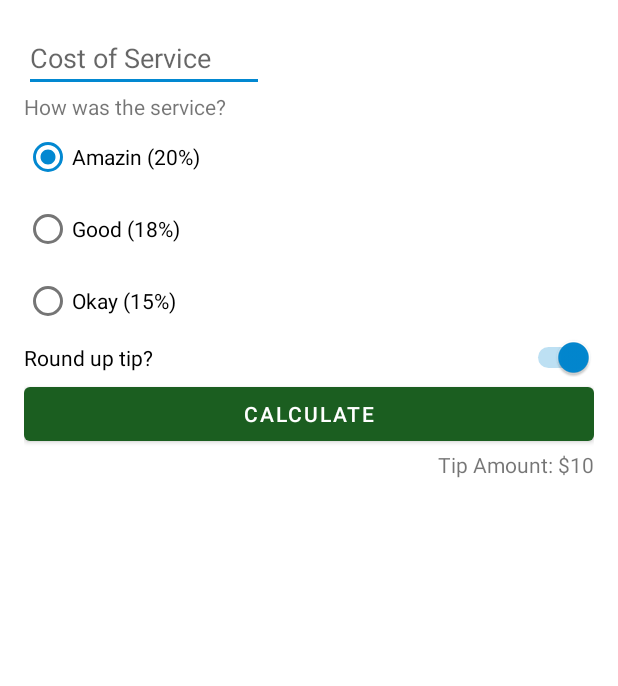
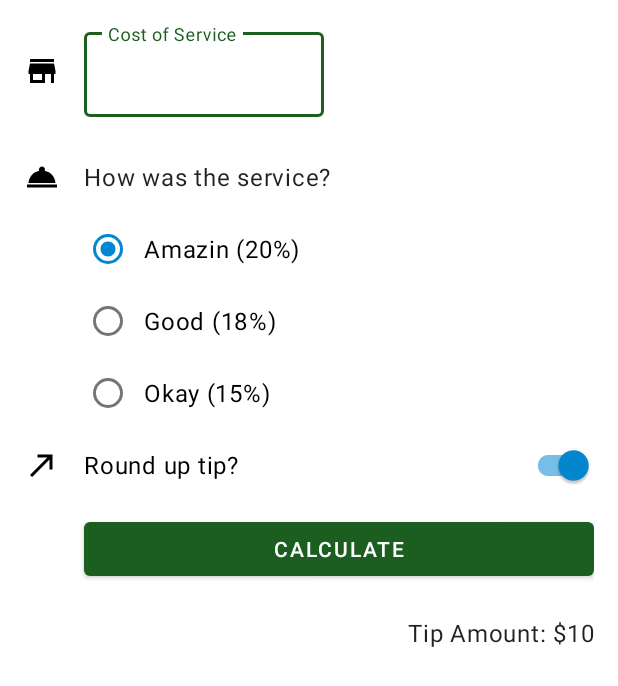
Before and after one commit to Gil-Campos/Android-Basics-in-Kotlin, an Android app: the layout activity_main.xml on its own in the app's theme, with its tools: preview values and no code run, on a phone screen of 412 x 824 dp. Shown: the top 686 px of the screen. Run offline under Robolectric (Android 15) with nearby library versions, the phone set to English and light mode, and no system bars.

Commit message:
Added new style for the components to optimize and doing good coding practices and addind material design components

```diff
--- a/Unit-2/Tip-Time/app/build.gradle
+++ b/Unit-2/Tip-Time/app/build.gradle
@@ -15,6 +15,8 @@ android {
         versionName "1.0"
 
         testInstrumentationRunner "androidx.test.runner.AndroidJUnitRunner"
+
+        vectorDrawables.useSupportLibrary = true
     }
 
     buildTypes {
@@ -36,7 +38,6 @@ android {
 }
 
 dependencies {
-
     implementation 'androidx.core:core-ktx:1.7.0'
     implementation 'androidx.appcompat:appcompat:1.5.1'
     implementation 'com.google.android.material:material:1.7.0'
--- a/Unit-2/Tip-Time/app/src/main/java/com/gilcampos/tiptime/MainActivity.kt
+++ b/Unit-2/Tip-Time/app/src/main/java/com/gilcampos/tiptime/MainActivity.kt
@@ -23,7 +23,7 @@ class MainActivity : AppCompatActivity() {
     }
 
     private fun calculateTip() {
-        val stringInTextField = binding.costOfService.text.toString()
+        val stringInTextField = binding.costOfServiceEditText.text.toString()
         val cost = stringInTextField.toDoubleOrNull()
 
         if (cost == null || cost == 0.0) {
--- /dev/null
+++ b/Unit-2/Tip-Time/app/src/main/res/drawable/ic_round_up.xml
@@ -0,0 +1,5 @@
+<vector android:autoMirrored="true" android:height="24dp"
+    android:tint="#000000" android:viewportHeight="24"
+    android:viewportWidth="24" android:width="24dp" xmlns:android="http://schemas.android.com/apk/res/android">
+    <path android:fillColor="@android:color/white" android:pathData="M9,5v2h6.59L4,18.59 5.41,20 17,8.41V15h2V5z"/>
+</vector>
--- /dev/null
+++ b/Unit-2/Tip-Time/app/src/main/res/drawable/ic_service.xml
@@ -0,0 +1,5 @@
+<vector android:height="24dp" android:tint="#000000"
+    android:viewportHeight="24" android:viewportWidth="24"
+    android:width="24dp" xmlns:android="http://schemas.android.com/apk/res/android">
+    <path android:fillColor="@android:color/white" android:pathData="M2,17h20v2L2,19zM13.84,7.79c0.1,-0.24 0.16,-0.51 0.16,-0.79 0,-1.1 -0.9,-2 -2,-2s-2,0.9 -2,2c0,0.28 0.06,0.55 0.16,0.79C6.25,8.6 3.27,11.93 3,16h18c-0.27,-4.07 -3.25,-7.4 -7.16,-8.21z"/>
+</vector>
--- /dev/null
+++ b/Unit-2/Tip-Time/app/src/main/res/drawable/ic_store.xml
@@ -0,0 +1,5 @@
+<vector android:height="24dp" android:tint="#000000"
+    android:viewportHeight="24" android:viewportWidth="24"
+    android:width="24dp" xmlns:android="http://schemas.android.com/apk/res/android">
+    <path android:fillColor="@android:color/white" android:pathData="M20,4L4,4v2h16L20,4zM21,14v-2l-1,-5L4,7l-1,5v2h1v6h10v-6h4v6h2v-6h1zM12,18L6,18v-4h6v4z"/>
+</vector>
--- a/Unit-2/Tip-Time/app/src/main/res/layout/activity_main.xml
+++ b/Unit-2/Tip-Time/app/src/main/res/layout/activity_main.xml
@@ -7,22 +7,51 @@
     android:padding="16dp"
     tools:context=".MainActivity">
 
-    <EditText
+    <ImageView
+        android:id="@+id/icon_cost_of_service"
+        android:layout_width="wrap_content"
+        android:layout_height="wrap_content"
+        android:importantForAccessibility="no"
+        app:layout_constraintBottom_toBottomOf="@id/cost_of_service"
+        app:layout_constraintStart_toStartOf="parent"
+        app:layout_constraintTop_toTopOf="@id/cost_of_service"
+        app:srcCompat="@drawable/ic_store" />
+
+    <com.google.android.material.textfield.TextInputLayout
         android:id="@+id/cost_of_service"
         android:layout_width="160dp"
         android:layout_height="wrap_content"
+        android:layout_marginStart="16dp"
         android:hint="@string/cost_of_service"
-        android:importantForAutofill="no"
-        android:inputType="numberDecimal"
+        app:layout_constraintStart_toEndOf="@id/icon_cost_of_service"
+        app:layout_constraintTop_toTopOf="parent">
+
+        <com.google.android.material.textfield.TextInputEditText
+            android:id="@+id/cost_of_service_edit_text"
+            android:layout_width="match_parent"
+            android:layout_height="wrap_content"
+            android:inputType="numberDecimal" />
+
+    </com.google.android.material.textfield.TextInputLayout>
+
+    <ImageView
+        android:id="@+id/icon_service_question"
+        android:layout_width="wrap_content"
+        android:layout_height="wrap_content"
+        android:importantForAccessibility="no"
+        app:layout_constraintBottom_toBottomOf="@id/service_question"
         app:layout_constraintStart_toStartOf="parent"
-        app:layout_constraintTop_toTopOf="parent" />
+        app:layout_constraintTop_toTopOf="@id/service_question"
+        app:srcCompat="@drawable/ic_service" />
 
     <TextView
         android:id="@+id/service_question"
+        style="@style/Widget.TipTime.TextView"
         android:layout_width="wrap_content"
         android:layout_height="wrap_content"
+        android:layout_marginTop="16dp"
         android:text="@string/how_was_the_service"
-        app:layout_constraintStart_toStartOf="parent"
+        app:layout_constraintStart_toStartOf="@id/cost_of_service"
         app:layout_constraintTop_toBottomOf="@id/cost_of_service" />
 
     <RadioGroup
@@ -31,14 +60,15 @@
         android:layout_height="wrap_content"
         android:checkedButton="@id/option_twenty_percent"
         android:orientation="vertical"
-        app:layout_constraintStart_toStartOf="parent"
+        app:layout_constraintStart_toStartOf="@id/service_question"
         app:layout_constraintTop_toBottomOf="@id/service_question">
 
         <RadioButton
             android:id="@+id/option_twenty_percent"
             android:layout_width="wrap_content"
             android:layout_height="wrap_content"
-            android:text="@string/amazin_service" />
+            android:text="@string/amazin_service"
+            tools:ignore="TextContrastCheck" />
 
         <RadioButton
             android:id="@+id/option_eighteen_percent"
@@ -54,29 +84,43 @@
 
     </RadioGroup>
 
-    <Switch
+    <ImageView
+        android:id="@+id/icon_round_up"
+        android:layout_width="wrap_content"
+        android:layout_height="wrap_content"
+        android:importantForAccessibility="no"
+        app:layout_constraintBottom_toBottomOf="@id/round_up_switch"
+        app:layout_constraintStart_toStartOf="parent"
+        app:layout_constraintTop_toTopOf="@id/round_up_switch"
+        app:srcCompat="@drawable/ic_round_up" />
+
+    <com.google.android.material.switchmaterial.SwitchMaterial
         android:id="@+id/round_up_switch"
         android:layout_width="0dp"
         android:layout_height="wrap_content"
+        android:layout_marginStart="16dp"
         android:checked="true"
         android:text="@string/round_up_tip"
         app:layout_constraintEnd_toEndOf="parent"
-        app:layout_constraintStart_toStartOf="@id/tip_options"
+        app:layout_constraintStart_toEndOf="@id/icon_round_up"
         app:layout_constraintTop_toBottomOf="@id/tip_options" />
 
     <Button
         android:id="@+id/calculate_button"
         android:layout_width="0dp"
         android:layout_height="wrap_content"
+        android:layout_marginTop="8dp"
         android:text="@string/calculate"
         app:layout_constraintEnd_toEndOf="parent"
-        app:layout_constraintStart_toStartOf="parent"
+        app:layout_constraintStart_toStartOf="@id/round_up_switch"
         app:layout_constraintTop_toBottomOf="@id/round_up_switch" />
 
     <TextView
         android:id="@+id/tip_result"
+        style="@style/Widget.TipTime.TextView"
         android:layout_width="wrap_content"
         android:layout_height="wrap_content"
+        android:layout_marginTop="8dp"
         android:text="@string/tip_amount"
         app:layout_constraintEnd_toEndOf="parent"
         app:layout_constraintTop_toBottomOf="@id/calculate_button"
--- a/Unit-2/Tip-Time/app/src/main/res/values-night/themes.xml
+++ b/Unit-2/Tip-Time/app/src/main/res/values-night/themes.xml
@@ -12,5 +12,13 @@
         <!-- Status bar color. -->
         <item name="android:statusBarColor" tools:targetApi="21">?attr/colorPrimaryVariant</item>
         <!-- Customize your theme here. -->
+
+        <!-- Text input fields -->
+        <item name="textInputStyle">@style/Widget.MaterialComponents.TextInputLayout.OutlinedBox
+        </item>
+        <!-- For radio buttons -->
+        <item name="radioButtonStyle">@style/Widget.TipTime.CompoundButton.RadioButton</item>
+        <!-- For switches -->
+        <item name="switchStyle">@style/Widget.TipTime.CompoundButton.Switch</item>
     </style>
 </resources>
--- /dev/null
+++ b/Unit-2/Tip-Time/app/src/main/res/values/dimens.xml
@@ -0,0 +1,4 @@
+<?xml version="1.0" encoding="utf-8"?>
+<resources>
+    <dimen name="min_text_height">48dp</dimen>
+</resources>
--- /dev/null
+++ b/Unit-2/Tip-Time/app/src/main/res/values/styles.xml
@@ -0,0 +1,20 @@
+<?xml version="1.0" encoding="utf-8"?>
+<resources>
+
+    <style name="Widget.TipTime.TextView" parent="Widget.MaterialComponents.TextView">
+        <item name="android:minHeight">@dimen/min_text_height</item>
+        <item name="android:gravity">center_vertical</item>
+        <item name="android:textAppearance">?attr/textAppearanceBody1</item>
+    </style>
+
+    <style name="Widget.TipTime.CompoundButton.Switch" parent="Widget.MaterialComponents.CompoundButton.Switch">
+        <item name="android:minHeight">@dimen/min_text_height</item>
+        <item name="android:gravity">center_vertical</item>
+        <item name="android:textAppearance">?attr/textAppearanceBody1</item>
+    </style>
+
+    <style name="Widget.TipTime.CompoundButton.RadioButton" parent="Widget.MaterialComponents.CompoundButton.RadioButton">
+        <item name="android:paddingStart">8dp</item>
+        <item name="android:textAppearance">?attr/textAppearanceBody1</item>
+    </style>
+</resources>
--- a/Unit-2/Tip-Time/app/src/main/res/values/themes.xml
+++ b/Unit-2/Tip-Time/app/src/main/res/values/themes.xml
@@ -12,5 +12,13 @@
         <!-- Status bar color. -->
         <item name="android:statusBarColor" tools:targetApi="21">?attr/colorPrimaryVariant</item>
         <!-- Customize your theme here. -->
+
+        <!-- Text input fields -->
+        <item name="textInputStyle">@style/Widget.MaterialComponents.TextInputLayout.OutlinedBox
+        </item>
+        <!-- Radio buttons -->
+        <item name="radioButtonStyle">@style/Widget.TipTime.CompoundButton.RadioButton</item>
+        <!-- Switches -->
+        <item name="switchStyle">@style/Widget.TipTime.CompoundButton.Switch</item>
     </style>
 </resources>
```
